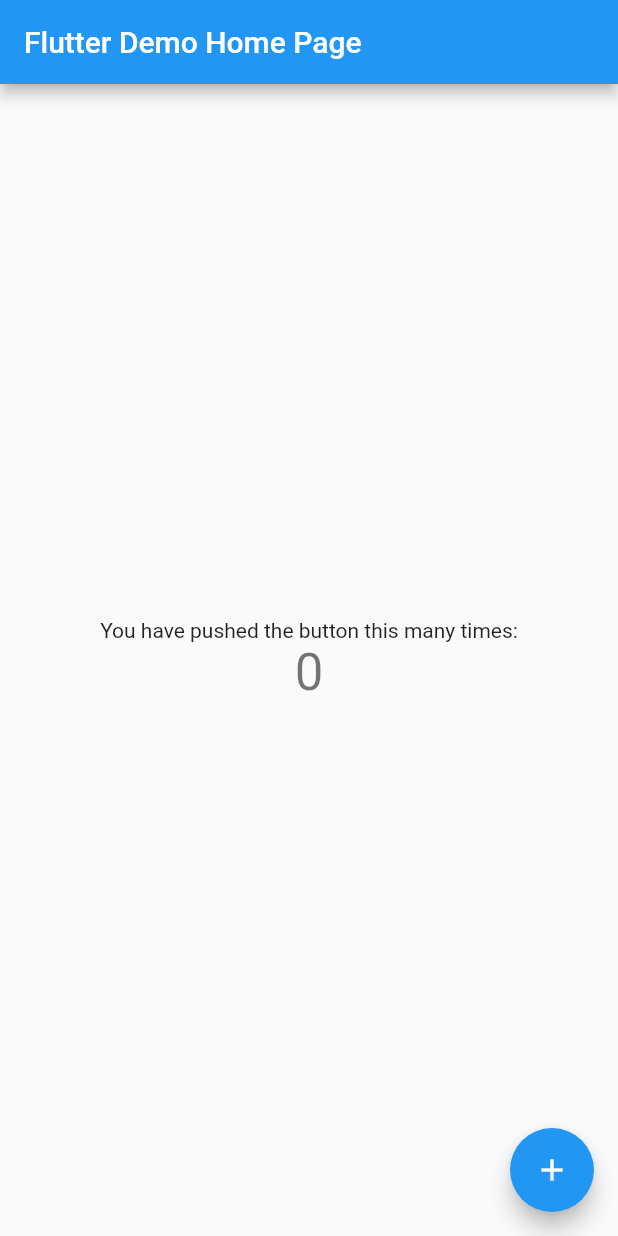
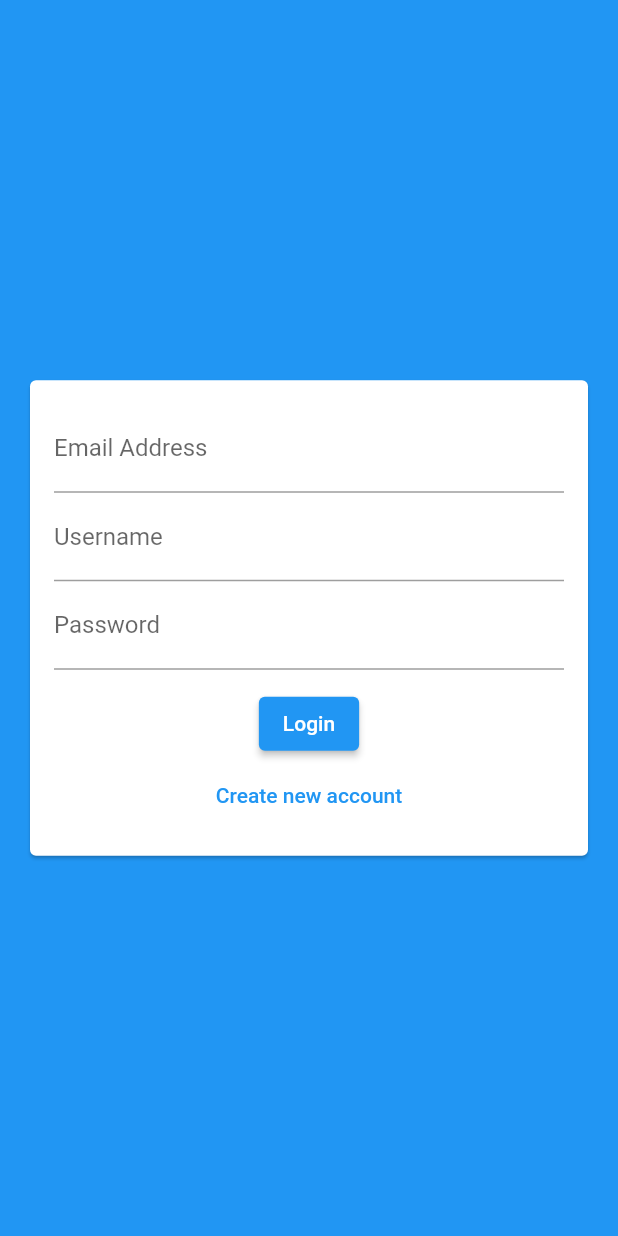
Before and after one commit to ngochungle1331/ChatApp, a Flutter app: the screen it shows after launch, on a phone screen of 412 x 824 dp. Run offline on Flutter 3.47's test engine with Material 2 defaults, Android fonts, the light colour scheme and no system bars; our stand-ins replace cloud_firestore, firebase_core; accounts and stored records are empty.

Commit message:
adding theme

```diff
--- a/lib/main.dart
+++ b/lib/main.dart
@@ -1,7 +1,13 @@
 import 'package:flutter/material.dart';
+import 'package:firebase_core/firebase_core.dart';
 
-void main() {
-  runApp(const MyApp());
+import '/screens/chat_screen.dart';
+import 'screens/auth_screen.dart';
+
+void main() async {
+  WidgetsFlutterBinding.ensureInitialized();
+  await Firebase.initializeApp();
+  runApp(MyApp());
 }
 
 class MyApp extends StatelessWidget {
@@ -13,103 +19,9 @@
     return MaterialApp(
       title: 'Flutter Demo',
       theme: ThemeData(
-        // This is the theme of your application.
-        //
-        // Try running your application with "flutter run". You'll see the
-        // application has a blue toolbar. Then, without quitting the app, try
-        // changing the primarySwatch below to Colors.green and then invoke
-        // "hot reload" (press "r" in the console where you ran "flutter run",
-        // or simply save your changes to "hot reload" in a Flutter IDE).
-        // Notice that the counter didn't reset back to zero; the application
-        // is not restarted.
         primarySwatch: Colors.blue,
       ),
-      home: const MyHomePage(title: 'Flutter Demo Home Page'),
+      home: AuthScreen(),
     );
   }
 }
-
-class MyHomePage extends StatefulWidget {
-  const MyHomePage({super.key, required this.title});
-
-  // This widget is the home page of your application. It is stateful, meaning
-  // that it has a State object (defined below) that contains fields that affect
-  // how it looks.
-
-  // This class is the configuration for the state. It holds the values (in this
-  // case the title) provided by the parent (in this case the App widget) and
-  // used by the build method of the State. Fields in a Widget subclass are
-  // always marked "final".
-
-  final String title;
-
-  @override
-  State<MyHomePage> createState() => _MyHomePageState();
-}
-
-class _MyHomePageState extends State<MyHomePage> {
-  int _counter = 0;
-
-  void _incrementCounter() {
-    setState(() {
-      // This call to setState tells the Flutter framework that something has
-      // changed in this State, which causes it to rerun the build method below
-      // so that the display can reflect the updated values. If we changed
-      // _counter without calling setState(), then the build method would not be
-      // called again, and so nothing would appear to happen.
-      _counter++;
-    });
-  }
-
-  @override
-  Widget build(BuildContext context) {
-    // This method is rerun every time setState is called, for instance as done
-    // by the _incrementCounter method above.
-    //
-    // The Flutter framework has been optimized to make rerunning build methods
-    // fast, so that you can just rebuild anything that needs updating rather
-    // than having to individually change instances of widgets.
-    return Scaffold(
-      appBar: AppBar(
-        // Here we take the value from the MyHomePage object that was created by
-        // the App.build method, and use it to set our appbar title.
-        title: Text(widget.title),
-      ),
-      body: Center(
-        // Center is a layout widget. It takes a single child and positions it
-        // in the middle of the parent.
-        child: Column(
-          // Column is also a layout widget. It takes a list of children and
-          // arranges them vertically. By default, it sizes itself to fit its
-          // children horizontally, and tries to be as tall as its parent.
-          //
-          // Invoke "debug painting" (press "p" in the console, choose the
-          // "Toggle Debug Paint" action from the Flutter Inspector in Android
-          // Studio, or the "Toggle Debug Paint" command in Visual Studio Code)
-          // to see the wireframe for each widget.
-          //
-          // Column has various properties to control how it sizes itself and
-          // how it positions its children. Here we use mainAxisAlignment to
-          // center the children vertically; the main axis here is the vertical
-          // axis because Columns are vertical (the cross axis would be
-          // horizontal).
-          mainAxisAlignment: MainAxisAlignment.center,
-          children: <Widget>[
-            const Text(
-              'You have pushed the button this many times:',
-            ),
-            Text(
-              '$_counter',
-              style: Theme.of(context).textTheme.headline4,
-            ),
-          ],
-        ),
-      ),
-      floatingActionButton: FloatingActionButton(
-        onPressed: _incrementCounter,
-        tooltip: 'Increment',
-        child: const Icon(Icons.add),
-      ), // This trailing comma makes auto-formatting nicer for build methods.
-    );
-  }
-}
--- a/lib/screens/auth_screen.dart
+++ b/lib/screens/auth_screen.dart
@@ -0,0 +1,17 @@
+import 'package:flutter/material.dart';
+import 'package:module14/widgets/auth/auth_form.dart';
+
+class AuthScreen extends StatefulWidget {
+  const AuthScreen({super.key});
+
+  @override
+  State<AuthScreen> createState() => _AuthScreenState();
+}
+
+class _AuthScreenState extends State<AuthScreen> {
+  @override
+  Widget build(BuildContext context) {
+    return Scaffold(
+        backgroundColor: Theme.of(context).primaryColor, body: AuthForm());
+  }
+}
--- /dev/null
+++ b/lib/widgets/auth/auth_form.dart
@@ -0,0 +1,50 @@
+import 'package:flutter/material.dart';
+
+class AuthForm extends StatefulWidget {
+  const AuthForm({super.key});
+
+  @override
+  State<AuthForm> createState() => _AuthFormState();
+}
+
+class _AuthFormState extends State<AuthForm> {
+  @override
+  Widget build(BuildContext context) {
+    return Center(
+      child: Card(
+        margin: const EdgeInsets.all(20),
+        child: SingleChildScrollView(
+            child: Padding(
+          padding: const EdgeInsets.all(16),
+          child: Form(
+            child: Column(
+              mainAxisSize: MainAxisSize.min,
+              children: <Widget>[
+                TextFormField(
+                  keyboardType: TextInputType.emailAddress,
+                  decoration: InputDecoration(labelText: 'Email Address'),
+                ),
+                TextFormField(
+                  decoration: InputDecoration(labelText: 'Username'),
+                ),
+                TextFormField(
+                  decoration: InputDecoration(labelText: 'Password'),
+                  obscureText: true,
+                ),
+                const SizedBox(height: 12),
+                ElevatedButton(
+                  child: Text('Login'),
+                  onPressed: () {},
+                ),
+                TextButton(
+                  child: Text('Create new account'),
+                  onPressed: () {},
+                )
+              ],
+            ),
+          ),
+        )),
+      ),
+    );
+  }
+}
--- a/pubspec.yaml
+++ b/pubspec.yaml
@@ -37,6 +37,7 @@
   # Use with the CupertinoIcons class for iOS style icons.
   cupertino_icons: ^1.0.2
   cloud_firestore: ^3.4.8
+  firebase_core: ^1.22.0
 
 dev_dependencies:
   flutter_test:
```
Also changed, not shown: lib/screens/chat_screen.dart (+20 -14 lines), pubspec.lock, 3 other files.
